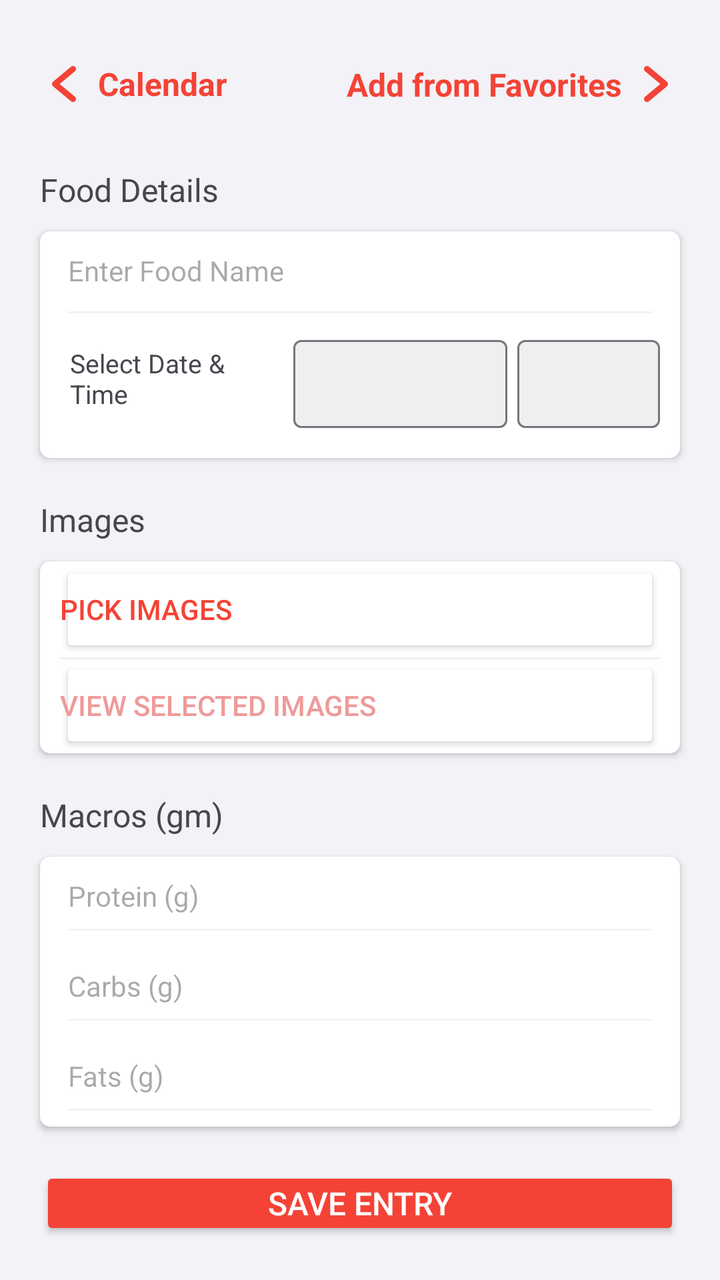
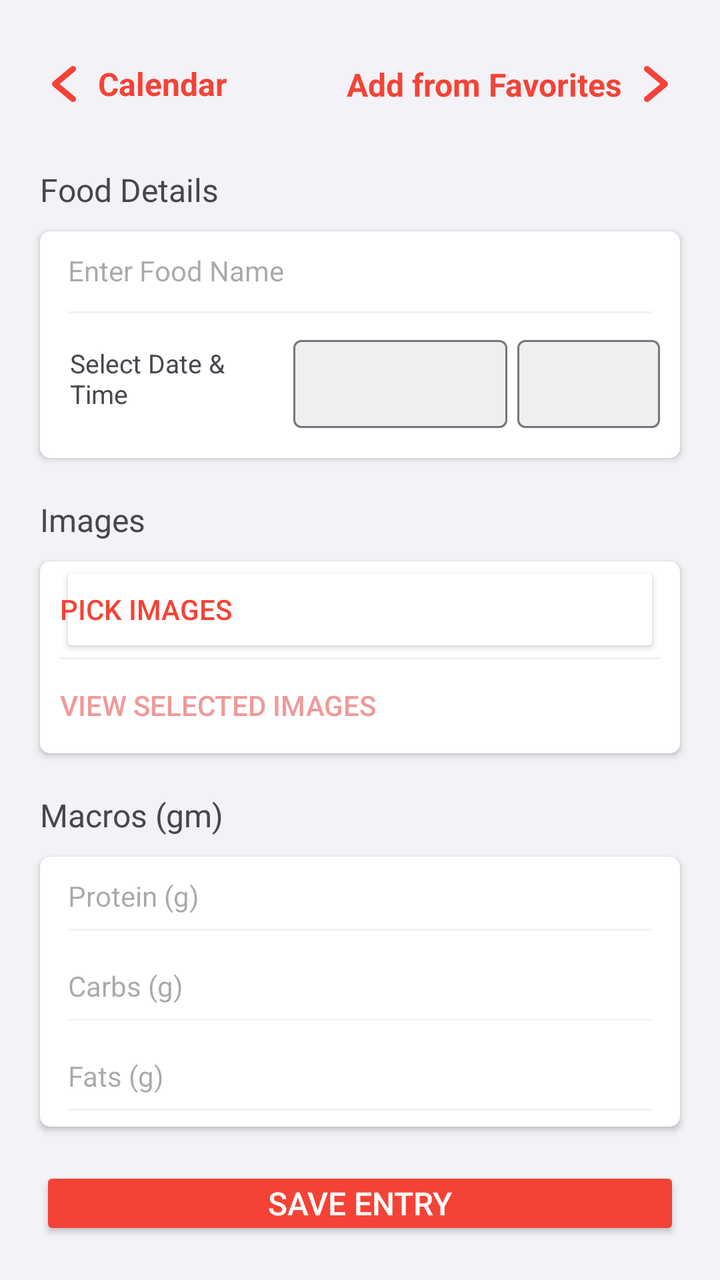

Screens rendered from an Android XML layout before and after an edit, with the pre-edit source and the edit as a unified diff.
<!-- AndroidManifest.xml: application theme Theme.ExActHealth -->
<!-- res/layout/activity_add_food.xml -->
<?xml version="1.0" encoding="utf-8"?>
<RelativeLayout
    xmlns:android="http://schemas.android.com/apk/res/android"
    xmlns:app="http://schemas.android.com/apk/res-auto"
    xmlns:tools="http://schemas.android.com/tools"
    android:layout_width="match_parent"
    android:layout_height="match_parent"
    android:layout_gravity="center"
    android:background="@color/light_gray"
    tools:context=".AddFoodActivity">

    <RelativeLayout
        android:id="@+id/toolbar_layout"
        android:layout_width="wrap_content"
        android:layout_height="wrap_content"
        android:layout_marginTop="30dp"
        android:layout_alignStart="@+id/food_details_text_view"
        android:layout_alignEnd="@+id/food_details_text_view">

        <RelativeLayout
            android:id="@+id/back_to_calendar_layout"
            android:layout_width="wrap_content"
            android:layout_height="wrap_content"
            android:clickable="true"
            android:focusable="true">

            <ImageView
                android:id="@+id/back_image"
                android:layout_width="wrap_content"
                android:layout_height="wrap_content"
                android:background="@drawable/back_button">
            </ImageView>

            <TextView
                android:id="@+id/back_to_calendar_text"
                android:layout_width="wrap_content"
                android:layout_height="wrap_content"
                android:layout_toEndOf="@+id/back_image"
                android:layout_alignBottom="@+id/back_image"
                android:layout_alignTop="@+id/back_image"
                android:layout_marginStart="5dp"
                android:gravity="center"
                android:text="Calendar"
                android:textColor="@color/red"
                android:textStyle="bold"
                android:textSize="16sp">
            </TextView>

        </RelativeLayout>

        <androidx.constraintlayout.widget.ConstraintLayout
            android:id="@+id/add_from_favorites_layout"
            android:layout_width="wrap_content"
            android:layout_height="wrap_content"
            android:layout_alignParentEnd="true"
            android:clickable="true"
            android:focusable="true">

            <TextView
                android:id="@+id/add_from_favorites_view"
                android:layout_width="wrap_content"
                android:layout_height="wrap_content"
                android:layout_marginEnd="5dp"
                android:gravity="center"
                android:text="Add from Favorites"
                android:textColor="@color/red"
                android:textSize="16sp"
                android:textStyle="bold"
                app:layout_constraintBottom_toBottomOf="@+id/forward_image"
                app:layout_constraintEnd_toStartOf="@+id/forward_image"
                app:layout_constraintTop_toTopOf="@+id/forward_image">
            </TextView>

            <ImageView
                android:id="@+id/forward_image"
                android:layout_width="wrap_content"
                android:layout_height="wrap_content"
                android:background="@drawable/forward_button"
                app:layout_constraintEnd_toEndOf="parent"
                app:layout_constraintTop_toTopOf="parent">
            </ImageView>

        </androidx.constraintlayout.widget.ConstraintLayout>

    </RelativeLayout>

    <TextView
        android:id="@+id/food_details_text_view"
        android:layout_width="match_parent"
        android:layout_height="wrap_content"
        android:layout_below="@+id/toolbar_layout"
        android:layout_marginTop="30dp"
        android:layout_marginStart="20dp"
        android:layout_marginEnd="20dp"
        android:textSize="16sp"
        android:text="@string/food_details_title">
    </TextView>

    <androidx.cardview.widget.CardView
        android:id="@+id/food_details_card_view"
        android:layout_width="match_parent"
        android:layout_height="wrap_content"
        android:layout_below="@+id/food_details_text_view"
        android:layout_marginTop="10dp"
        android:layout_marginStart="20dp"
        android:layout_marginEnd="20dp"

        app:contentPaddingLeft="10dp"
        app:contentPaddingRight="10dp"
        app:cardCornerRadius="5dp">

        <RelativeLayout
            android:id="@+id/food_layout"
            android:layout_width="match_parent"
            android:layout_height="match_parent">

            <EditText
                android:id="@+id/food_name_text_edit"
                android:layout_width="match_parent"
                android:layout_height="wrap_content"
                android:paddingBottom="20dp"
                android:gravity="center_vertical"
                android:hint="@string/enter_food_name_hint"
                android:textSize="14sp"
                android:backgroundTint="@color/light_gray"
                android:inputType="textPersonName"
                android:autofillHints="name">
            </EditText>

            <LinearLayout
                android:id="@+id/food_date_time_layout"
                android:layout_width="match_parent"
                android:layout_height="wrap_content"
                android:layout_below="@+id/food_name_text_edit"
                android:orientation="horizontal"
                android:paddingStart="5dp"
                android:paddingBottom="15dp"
                android:gravity="center_horizontal"
                android:weightSum="12">

                <TextView
                    android:layout_weight="4.5"
                    android:layout_width="0dp"
                    android:layout_height="match_parent"
                    android:layout_gravity="center"
                    android:gravity="center_vertical"
                    android:text="@string/select_date_and_time_title"
                    android:textSize="13sp">
                </TextView>

                <com.google.android.material.textfield.TextInputLayout
                    android:id="@+id/food_date_layout"
                    android:layout_weight="4.5"
                    android:layout_width="0dp"
                    android:layout_height="match_parent"
                    android:layout_marginStart="5dp"
                    android:layout_marginEnd="5dp"

                    app:boxBackgroundColor="@color/mid_gray">

                    <com.google.android.material.textfield.TextInputEditText
                        android:id="@+id/food_date_input"
                        android:layout_width="match_parent"
                        android:layout_height="match_parent"
                        android:gravity="center"
                        android:focusable="false"
                        android:cursorVisible="false"
                        android:focusableInTouchMode="false"
                        android:clickable="false"
                        android:inputType="date"
                        android:padding="10dp"
                        android:textSize="14sp">
                    </com.google.android.material.textfield.TextInputEditText>

                </com.google.android.material.textfield.TextInputLayout>

                <com.google.android.material.textfield.TextInputLayout
                    android:id="@+id/food_time_layout"
                    android:layout_weight="3"
                    android:layout_width="0dp"
                    android:layout_height="match_parent"

                    app:boxBackgroundColor="@color/mid_gray">

                    <com.google.android.material.textfield.TextInputEditText
                        android:id="@+id/food_time_input"
                        android:layout_width="match_parent"
                        android:layout_height="match_parent"
                        android:gravity="center"
                        android:focusable="false"
                        android:cursorVisible="false"
                        android:focusableInTouchMode="false"
                        android:clickable="false"
                        android:inputType="time"
                        android:padding="10dp"
                        android:textSize="14sp">
                    </com.google.android.material.textfield.TextInputEditText>

                </com.google.android.material.textfield.TextInputLayout>

            </LinearLayout>

        </RelativeLayout>

    </androidx.cardview.widget.CardView>

    <TextView
        android:id="@+id/images_title"
        android:layout_width="match_parent"
        android:layout_height="wrap_content"
        android:layout_below="@+id/food_details_card_view"
        android:layout_marginTop="20dp"
        android:layout_marginStart="20dp"
        android:layout_marginEnd="20dp"
        android:textSize="16sp"
        android:text="@string/images_title">
    </TextView>

    <androidx.cardview.widget.CardView
        android:id="@+id/images_card_view"
        android:layout_width="match_parent"
        android:layout_height="wrap_content"
        android:layout_below="@+id/images_title"
        android:layout_marginTop="10dp"
        android:layout_marginStart="20dp"
        android:layout_marginEnd="20dp"

        app:contentPaddingLeft="10dp"
        app:contentPaddingRight="10dp"
        app:cardCornerRadius="5dp">

        <RelativeLayout
            android:id="@+id/images_layout"
            android:layout_width="match_parent"
            android:layout_height="match_parent">

            <Button
                android:id="@+id/pick_images_button"
                android:layout_width="match_parent"
                android:layout_height="wrap_content"
                android:gravity="center_vertical"
                android:padding="0dp"
                android:backgroundTint="@color/white"
                android:text="@string/pick_images"
                android:textColor="@color/red"
                android:textSize="14sp"
                android:textStyle="normal">
            </Button>

            <View
                android:layout_width="match_parent"
                android:layout_below="@+id/pick_images_button"
                android:layout_height="1dp"
                android:background="@color/mid_gray">
            </View>

            <Button
                android:id="@+id/selected_images_button"
                android:layout_width="match_parent"
                android:layout_height="wrap_content"
                android:layout_below="@+id/pick_images_button"
                android:gravity="center_vertical"
                android:padding="0dp"
                android:backgroundTint="@color/white"
                android:text="@string/view_selected_images"
                android:textColor="@color/light_red"
                android:textSize="14sp"
                android:textStyle="normal">
            </Button>

        </RelativeLayout>

    </androidx.cardview.widget.CardView>

    <TextView
        android:id="@+id/macros_title"
        android:layout_width="match_parent"
        android:layout_height="wrap_content"
        android:layout_below="@+id/images_card_view"
        android:layout_marginTop="20dp"
        android:layout_marginStart="20dp"
        android:layout_marginEnd="20dp"
        android:textSize="16sp"
        android:text="@string/macros">
    </TextView>

    <androidx.cardview.widget.CardView
        android:id="@+id/macros_card_view"
        android:layout_width="match_parent"
        android:layout_height="wrap_content"
        android:layout_below="@+id/macros_title"
        android:layout_marginTop="10dp"
        android:layout_marginStart="20dp"
        android:layout_marginEnd="20dp"

        app:contentPaddingLeft="10dp"
        app:contentPaddingRight="10dp"
        app:cardCornerRadius="5dp">

        <RelativeLayout
            android:id="@+id/macros_layout"
            android:layout_width="match_parent"
            android:layout_height="match_parent">

            <EditText
                android:id="@+id/protein_text_edit"
                android:layout_width="match_parent"
                android:layout_height="wrap_content"
                android:paddingBottom="16dp"
                android:gravity="center_vertical"
                android:hint="@string/protein"
                android:textSize="14sp"
                android:backgroundTint="@color/light_gray"
                android:inputType="numberDecimal"
                android:importantForAutofill="no">
            </EditText>

            <EditText
                android:id="@+id/carbs_text_edit"
                android:layout_width="match_parent"
                android:layout_height="wrap_content"
                android:layout_below="@+id/protein_text_edit"
                android:paddingBottom="16dp"
                android:gravity="center_vertical"
                android:hint="@string/carbs"
                android:textSize="14sp"
                android:backgroundTint="@color/light_gray"
                android:inputType="numberDecimal"
                android:importantForAutofill="no">
            </EditText>

            <EditText
                android:id="@+id/fats_text_edit"
                android:layout_width="match_parent"
                android:layout_height="wrap_content"
                android:layout_below="@+id/carbs_text_edit"
                android:paddingBottom="16dp"
                android:gravity="center_vertical"
                android:hint="@string/fats"
                android:textSize="14sp"
                android:backgroundTint="@color/light_gray"
                android:inputType="numberDecimal"
                android:importantForAutofill="no">
            </EditText>

        </RelativeLayout>

    </androidx.cardview.widget.CardView>

    <Button
        android:id="@+id/save_entry_button"
        android:layout_width="match_parent"
        android:layout_height="wrap_content"
        android:layout_below="@+id/macros_card_view"
        android:gravity="center"
        android:layout_margin="20dp"
        android:paddingTop="5dp"
        android:paddingBottom="5dp"
        android:backgroundTint="@color/red"
        android:text="@string/save_entry"
        android:textColor="@color/white"
        android:textSize="16sp"
        android:textStyle="normal"
        app:cornerRadius="5dp">
    </Button>

</RelativeLayout>
<!-- resources referenced by this layout -->
<resources>
  <color name="light_gray">#F2F2F7</color>
  <color name="light_red">#EF9A9A</color>
  <color name="mid_gray">#EFEFF0</color>
  <color name="red">#F44336</color>
  <color name="white">#FFFFFFFF</color>
  <!-- drawable back_button (drawable) -->
  <vector xmlns:android="http://schemas.android.com/apk/res/android"
      android:width="24dp"
      android:height="24dp"
      android:viewportWidth="96"
      android:viewportHeight="96">
    <path
        android:fillColor="@color/red"
        android:pathData="M39.376,48.002l30.47,-25.39a6.003,6.003 0,0 0,-7.688 -9.223L26.156,43.391a6.009,6.009 0,0 0,0 9.223L62.158,82.615a6.003,6.003 0,0 0,7.688 -9.223Z"/>
  </vector>
  <!-- drawable forward_button (drawable) -->
  <vector xmlns:android="http://schemas.android.com/apk/res/android"
      android:width="24dp"
      android:height="24dp"
      android:viewportWidth="96"
      android:viewportHeight="96">
    <path
        android:fillColor="@color/red"
        android:pathData="M69.844,43.388 L33.842,13.386a6.003,6.003 0,0 0,-7.688 9.223l30.47,25.39 -30.47,25.39a6.003,6.003 0,0 0,7.688 9.223L69.844,52.611a6.009,6.009 0,0 0,0 -9.223Z"/>
  </vector>
  <string name="carbs">Carbs (g)</string>
  <string name="enter_food_name_hint">Enter Food Name</string>
  <string name="fats">Fats (g)</string>
  <string name="food_details_title">Food Details</string>
  <string name="images_title">Images</string>
  <string name="macros">Macros (gm)</string>
  <string name="pick_images">Pick Images</string>
  <string name="protein">Protein (g)</string>
  <string name="save_entry">Save Entry</string>
  <string name="select_date_and_time_title">Select Date &amp; Time</string>
  <string name="view_selected_images">View selected images</string>
  <style name="Theme.ExActHealth" parent="Base.Theme.ExActHealth" />
  <style name="Base.Theme.ExActHealth" parent="Theme.Material3.DayNight.NoActionBar">
          
           <item name="colorPrimary">@color/red</item>
      </style>
</resources>

<!-- the commit's change to res/layout/activity_add_food.xml (unified diff, before → after) -->
@@ -265,7 +265,8 @@
                 android:text="@string/view_selected_images"
                 android:textColor="@color/light_red"
                 android:textSize="14sp"
-                android:textStyle="normal">
+                android:textStyle="normal"
+                android:enabled="false">
             </Button>
 
         </RelativeLayout>
